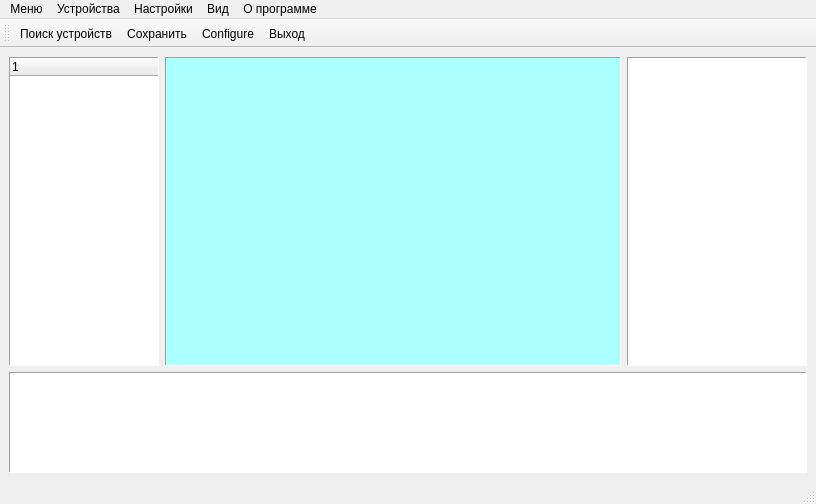
Before: the Qt Designer form mainwindow.ui in zaitseu1994/EurosensConfig, drawn with Qt 5.
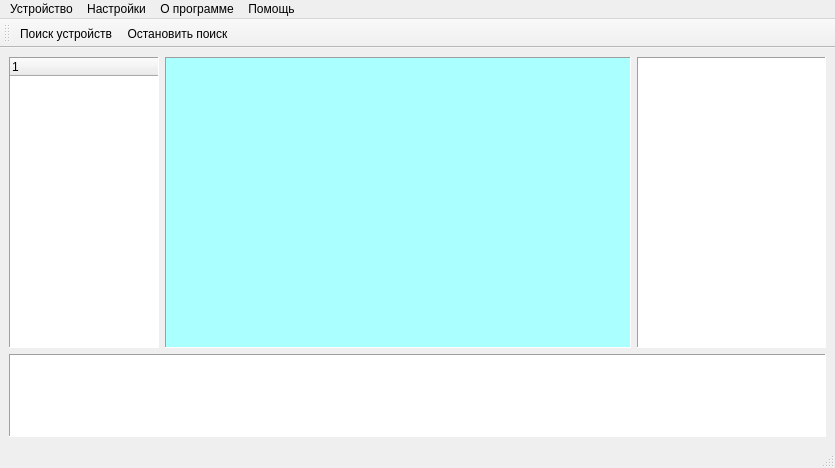
After: the same form once the commit is applied. Icons and pictures are not drawn.

What changed in the file:
```diff
--- a/mainwindow.ui
+++ b/mainwindow.ui
@@ -6,8 +6,8 @@
    <rect>
     <x>0</x>
     <y>0</y>
-    <width>816</width>
-    <height>504</height>
+    <width>835</width>
+    <height>468</height>
    </rect>
   </property>
   <property name="windowTitle">
@@ -63,7 +63,12 @@
       </attribute>
       <column>
        <property name="text">
-        <string notr="true">1</string>
+        <string notr="true"/>
+       </property>
+      </column>
+      <column>
+       <property name="text">
+        <string/>
        </property>
       </column>
      </widget>
@@ -140,7 +145,7 @@
     <rect>
      <x>0</x>
      <y>0</y>
-     <width>816</width>
+     <width>835</width>
      <height>20</height>
     </rect>
    </property>
@@ -151,32 +156,26 @@
    </widget>
    <widget class="QMenu" name="devices">
     <property name="title">
-     <string>Устройства</string>
+     <string>Устройство</string>
     </property>
     <addaction name="actionSearh"/>
     <addaction name="actionSaved"/>
    </widget>
-   <widget class="QMenu" name="Settings">
+   <widget class="QMenu" name="menuSettings">
     <property name="title">
      <string>Настройки</string>
     </property>
    </widget>
-   <widget class="QMenu" name="menu">
+   <widget class="QMenu" name="menu_2">
     <property name="title">
-     <string>Меню</string>
+     <string>Помощь</string>
     </property>
     <addaction name="actionQuit"/>
    </widget>
-   <widget class="QMenu" name="view_ui">
-    <property name="title">
-     <string>Вид</string>
-    </property>
-   </widget>
-   <addaction name="menu"/>
    <addaction name="devices"/>
-   <addaction name="Settings"/>
-   <addaction name="view_ui"/>
+   <addaction name="menuSettings"/>
    <addaction name="about"/>
+   <addaction name="menu_2"/>
   </widget>
   <widget class="QStatusBar" name="statusbar"/>
   <widget class="QToolBar" name="toolBar">
@@ -196,9 +195,7 @@
     <bool>false</bool>
    </attribute>
    <addaction name="actionSearh"/>
-   <addaction name="actionSaved"/>
-   <addaction name="actionConfigure"/>
-   <addaction name="actionQuit"/>
+   <addaction name="actionCancel"/>
   </widget>
   <action name="add">
    <property name="text">
@@ -225,7 +222,7 @@
      <normaloff>:/PNG/images/save.png</normaloff>:/PNG/images/save.png</iconset>
    </property>
    <property name="text">
-    <string>Сохранить</string>
+    <string>Сохранить файл</string>
    </property>
   </action>
   <action name="actionCancel">
@@ -243,7 +240,7 @@
      <normaloff>:/PNG/images/settings.png</normaloff>:/PNG/images/settings.png</iconset>
    </property>
    <property name="text">
-    <string>&amp;Configure</string>
+    <string>Каналы связи</string>
    </property>
    <property name="toolTip">
     <string>Configure serial port</string>
```
Left out of the diff: 73 changed lines with no effect on the pictures.
